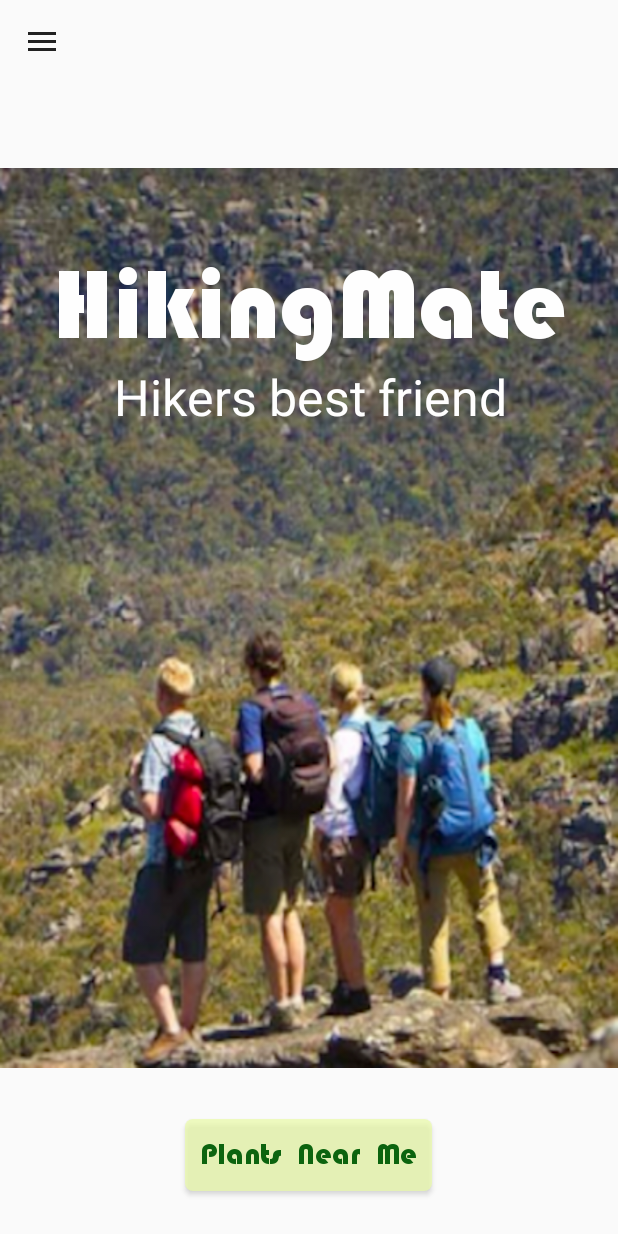
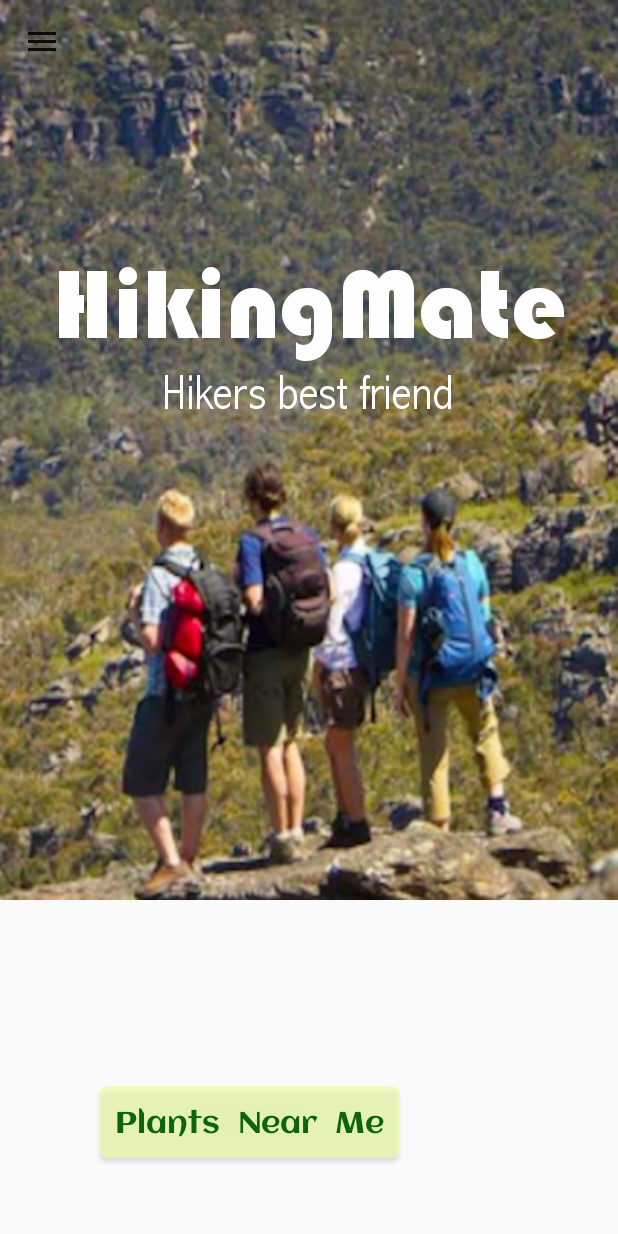
Before and after one commit to zhaoyi0113/ShibaGou, an Android app: the screen it shows after launch (MainActivity), on a phone screen of 412 x 824 dp. Run offline under Robolectric (Android 15) with nearby library versions, the phone set to English and light mode, and no system bars.

Commit message:
homepage done

```diff
--- a/app/src/main/java/com/example/yihanwang/myapplication/MainActivity.java
+++ b/app/src/main/java/com/example/yihanwang/myapplication/MainActivity.java
@@ -20,8 +20,10 @@ import android.widget.TextView;
 public class MainActivity extends AppCompatActivity {
     private Button button;
     private TextView topText;
+    private TextView subText;
     private Typeface tf1;
     private Typeface tf2;
+    private Typeface tf3;
     private DrawerLayout mDrawerLayout;
     private ListView mDrawerList;
     private ActionBarDrawerToggle mDrawerToggle;
@@ -76,10 +78,13 @@ public class MainActivity extends AppCompatActivity {
         });
 
         topText = (TextView) findViewById(R.id.topTextView);
+        subText = (TextView) findViewById(R.id.subTextView);
         tf1 = Typeface.createFromAsset(getAssets(), "Bauhaus-93.ttf");
+        tf2 = Typeface.createFromAsset(getAssets(), "Abadi_MT Condensed_Light.ttf");
+        tf3 = Typeface.createFromAsset(getAssets(), "Aclonica.ttf");
         topText.setTypeface(tf1);
-        tf2 = Typeface.createFromAsset(getAssets(), "Bauhaus-93.ttf");
-        button.setTypeface(tf2);
+        subText.setTypeface(tf2);
+        button.setTypeface(tf3);
 
 
     }
--- a/app/src/main/res/layout/activity_main.xml
+++ b/app/src/main/res/layout/activity_main.xml
@@ -14,11 +14,11 @@
         <ImageView
             android:layout_width="wrap_content"
             android:layout_height="wrap_content"
+            android:scaleType="fitXY"
+            android:src="@drawable/homepage"
+            android:layout_alignParentTop="true"
             android:layout_alignParentLeft="true"
-            android:layout_alignParentStart="true"
-            android:layout_centerVertical="true"
-            android:scaleType="fitXY"
-            android:src="@drawable/homepage" />
+            android:layout_alignParentStart="true" />
 
         <TextView
             android:id="@+id/topTextView"
@@ -38,30 +38,30 @@
             android:id="@+id/subTextView"
             android:layout_width="wrap_content"
             android:layout_height="wrap_content"
-            android:layout_alignEnd="@+id/topTextView"
-            android:layout_alignRight="@+id/topTextView"
-            android:layout_below="@+id/topTextView"
-            android:layout_marginEnd="39dp"
-            android:layout_marginRight="39dp"
             android:gravity="center_horizontal"
             android:text="Hikers best friend"
             android:textColor="#FEFEFE"
-            android:textSize="50px" />
+            android:textSize="50px"
+            android:layout_below="@+id/topTextView"
+            android:layout_centerHorizontal="true" />
 
         <Button
             android:id="@+id/mapButton"
             android:layout_width="wrap_content"
             android:layout_height="wrap_content"
-            android:layout_alignParentBottom="true"
-            android:layout_centerHorizontal="true"
-            android:layout_marginBottom="30dp"
+            android:layout_marginBottom="52dp"
             android:background="@drawable/shape"
             android:elegantTextHeight="true"
             android:text="Plants  Near  Me"
             android:textColor="#0C640F"
             android:textSize="20sp"
             android:textStyle="bold"
-            android:textAllCaps="false" />
+            android:textAllCaps="false"
+            android:layout_marginLeft="32dp"
+            android:layout_marginStart="32dp"
+            android:layout_alignParentBottom="true"
+            android:layout_alignLeft="@+id/topTextView"
+            android:layout_alignStart="@+id/topTextView" />
     </RelativeLayout>
 
     <!-- The navigation drawer -->
```
